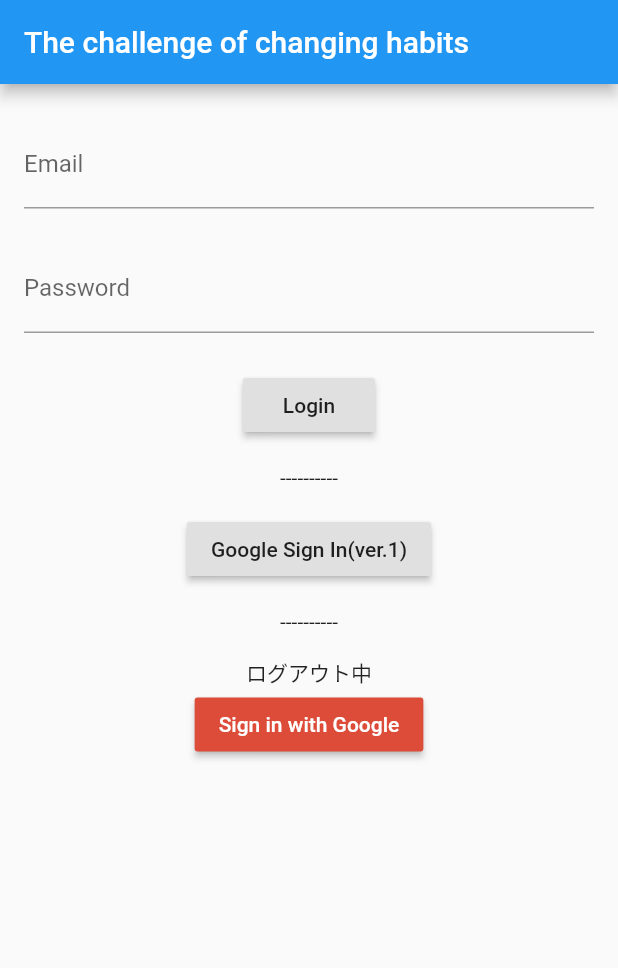
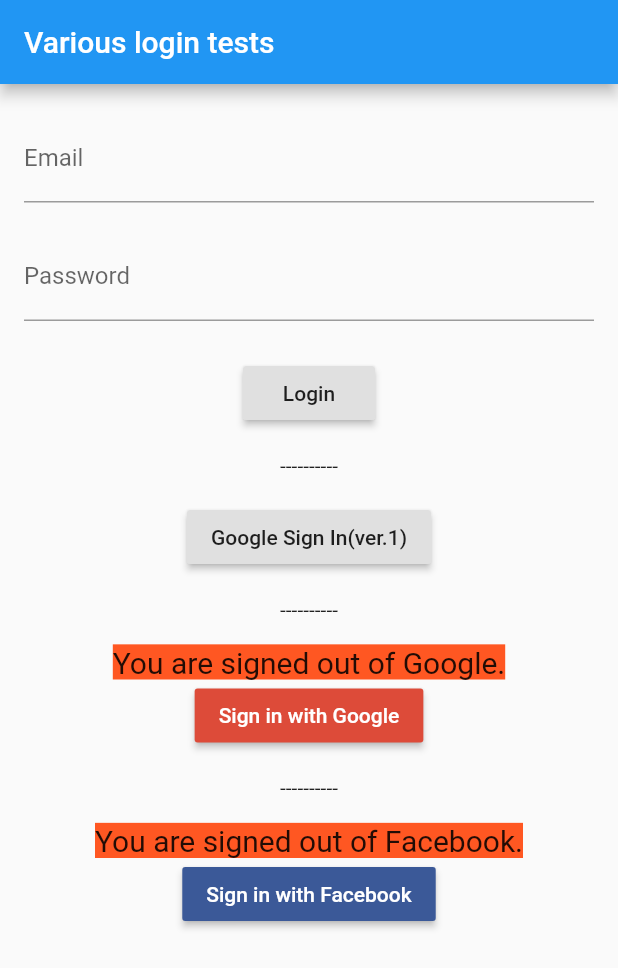
Before and after one commit to itachi-p/habit-change, a Flutter app: the screen it shows after launch, after a tap on "Login", on a phone screen of 412 x 824 dp. Shown: the top 968 px of the screen. Run offline on Flutter 3.47's test engine with Material 2 defaults, Android fonts, the phone set to English and light mode, and no system bars; our stand-ins replace firebase_auth, google_sign_in; missing offline and left inert: flutter_facebook_login; accounts and stored records are empty; statements that could not run were skipped.

```diff
--- /dev/null
+++ b/lib/build_facebook_login_button.dart
@@ -0,0 +1,103 @@
+import 'package:firebase_auth/firebase_auth.dart';
+import 'package:flutter/material.dart';
+import 'package:flutter_facebook_login/flutter_facebook_login.dart';
+// TODO flutter_facebook_loginが使える状態になっていない(ソースコードではなく設定側の問題)
+
+class BuildFacebookLoginButton extends StatefulWidget {
+  BuildFacebookLoginButton({
+    Key key,
+    this.title,
+  }) : super(
+          key: key,
+        );
+
+  final String title;
+
+  @override
+  _BuildFacebookLoginButtonState createState() =>
+      _BuildFacebookLoginButtonState();
+}
+
+class _BuildFacebookLoginButtonState extends State {
+  final FirebaseAuth _auth = FirebaseAuth.instance;
+  final FacebookLogin facebookSignIn = FacebookLogin();
+
+  Future signInWithFacebook() async {
+    final facebookLogin = FacebookLogin();
+    // Facebookの認証画面が開く
+    final facebookLoginResult = await facebookLogin.logIn((['email']));
+
+    // Firebaseのユーザー情報と連携
+    final AuthCredential credential = FacebookAuthProvider.getCredential(
+      accessToken: facebookLoginResult.accessToken.token,
+    );
+
+    // Firebaseのユーザー情報を取得
+    final FirebaseUser user =
+        (await _auth.signInWithCredential(credential)).user;
+
+    assert(!user.isAnonymous);
+    assert(await user.getIdToken() != null);
+
+    final FirebaseUser currentUser = await _auth.currentUser();
+    assert(user.uid == currentUser.uid);
+
+    login();
+  }
+
+  bool loggedIn = false;
+
+  void login() {
+    setState(() {
+      loggedIn = true;
+    });
+  }
+
+  void logout() {
+    setState(() {
+      loggedIn = false;
+    });
+  }
+
+  void signOutFacebook() async {
+    await facebookSignIn.logOut();
+    logout();
+    print("User Sign Out Facebook");
+  }
+
+  @override
+  Widget build(BuildContext context) {
+    Widget logoutText = Text(
+      "You are signed out of Facebook.",
+      style: TextStyle(fontSize: 20, backgroundColor: Colors.deepOrange),
+    );
+    Widget loginText = Text(
+      "You are logged into Facebook.",
+      style: TextStyle(fontSize: 20, backgroundColor: Colors.blue),
+    );
+
+    Widget loginBtnFb = RaisedButton(
+      child: Text("Sign in with Facebook"),
+      color: Color(0xFF3B5998),
+      textColor: Colors.white,
+      onPressed: signInWithFacebook,
+    );
+
+    Widget logoutBtnFb = RaisedButton(
+      child: Text("Sign out with Facebook"),
+      color: Color(0xFF3B5998),
+      textColor: Colors.white,
+      onPressed: signOutFacebook,
+    );
+
+    return Center(
+      child: Column(
+        mainAxisAlignment: MainAxisAlignment.center,
+        children: [
+          loggedIn ? loginText : logoutText,
+          loggedIn ? logoutBtnFb : loginBtnFb,
+        ],
+      ),
+    );
+  }
+}
--- a/lib/google_login_ver2.dart
+++ b/lib/build_google_login_button.dart
@@ -30,7 +30,7 @@ class _GoogleLoginVer2State extends State {
   }
 
   Future signInWithGoogle() async {
-    //サインイン画面が表示
+    //サインイン画面表示
     final GoogleSignInAccount googleSignInAccount = await googleSignIn.signIn();
     final GoogleSignInAuthentication googleSignInAuthentication =
         await googleSignInAccount.authentication;
@@ -63,8 +63,14 @@ class _GoogleLoginVer2State extends State {
 
   @override
   Widget build(BuildContext context) {
-    Widget logoutText = Text("ログアウト中");
-    Widget loginText = Text("ログイン中");
+    Widget logoutText = Text(
+      "You are signed out of Google.",
+      style: TextStyle(fontSize: 20, backgroundColor: Colors.deepOrange),
+    );
+    Widget loginText = Text(
+      "You are logged into Google.",
+      style: TextStyle(fontSize: 20, backgroundColor: Colors.blue),
+    );
 
     Widget loginButton = RaisedButton(
       child: Text("Sign in with Google"),
--- a/lib/mail_pass_login.dart
+++ b/lib/build_mail_login_form.dart
@@ -15,7 +15,7 @@ class MailAndPassLogin extends StatelessWidget {
           child: Column(
             crossAxisAlignment: CrossAxisAlignment.stretch,
             children: <Widget>[
-              const SizedBox(height: 24.0),
+              const SizedBox(height: 20.0),
               TextFormField(
                 controller: emailInputController,
                 decoration: const InputDecoration(
@@ -23,7 +23,7 @@ class MailAndPassLogin extends StatelessWidget {
                   labelText: 'Email',
                 ),
               ),
-              const SizedBox(height: 24.0),
+              const SizedBox(height: 20.0),
               TextFormField(
                 controller: passwordInputController,
                 decoration: InputDecoration(
@@ -58,6 +58,6 @@ Future<AuthResult> _signIn(String email, String password) async {
   final _firebaseAuth = FirebaseAuth.instance;
   final AuthResult result = await _firebaseAuth.signInWithEmailAndPassword(
       email: email, password: password);
-  print("User id is ${result.user.uid}");
+  print("Email login was successful. \n UserID is ${result.user.uid}");
   return result;
 }
--- a/lib/google_login.dart
+++ b/lib/google_login.dart
@@ -8,7 +8,7 @@ class GoogleLogin extends StatefulWidget {
 }
 
 class _GoogleLoginState extends State {
-// Login with Google Sign-in
+  // Login with Google Sign-in
   final FirebaseAuth _auth = FirebaseAuth.instance;
   final GoogleSignIn _googleSignIn = GoogleSignIn();
   FirebaseUser _firebaseUser;
--- a/lib/main.dart
+++ b/lib/main.dart
@@ -1,13 +1,14 @@
 import 'package:flutter/material.dart';
 
+import 'build_facebook_login_button.dart';
+import 'build_google_login_button.dart';
+import 'build_mail_login_form.dart';
 import 'google_login.dart';
-import 'google_login_ver2.dart';
-import 'mail_pass_login.dart';
 
 void main() {
   runApp(
     MaterialApp(
-      title: 'habit change - sign in',
+      title: 'Various login tests',
       home: MyHomePage(),
     ),
   );
@@ -22,7 +23,7 @@ class _MyHomePageState extends State<MyHomePage> {
   @override
   Widget build(BuildContext context) {
     return Scaffold(
-      appBar: AppBar(title: Text('The challenge of changing habits')),
+      appBar: AppBar(title: Text('Various login tests')),
       body: Column(
         children: <Widget>[
           MailAndPassLogin(),
@@ -36,6 +37,11 @@ class _MyHomePageState extends State<MyHomePage> {
             child: Text('----------'),
           ),
           GoogleLoginVer2(),
+          Padding(
+            padding: EdgeInsets.all(16.0),
+            child: Text('----------'),
+          ),
+          BuildFacebookLoginButton(),
         ],
       ),
     );
--- a/pubspec.yaml
+++ b/pubspec.yaml
@@ -13,6 +13,7 @@ dependencies:
   cloud_firestore: 0.13.4
   firebase_auth: 0.15.0
   google_sign_in: 4.1.4
+  flutter_facebook_login: 3.0.0
 
   cupertino_icons: ^0.1.3
 
```
Also changed, not shown: pubspec.lock, 12 other files.
